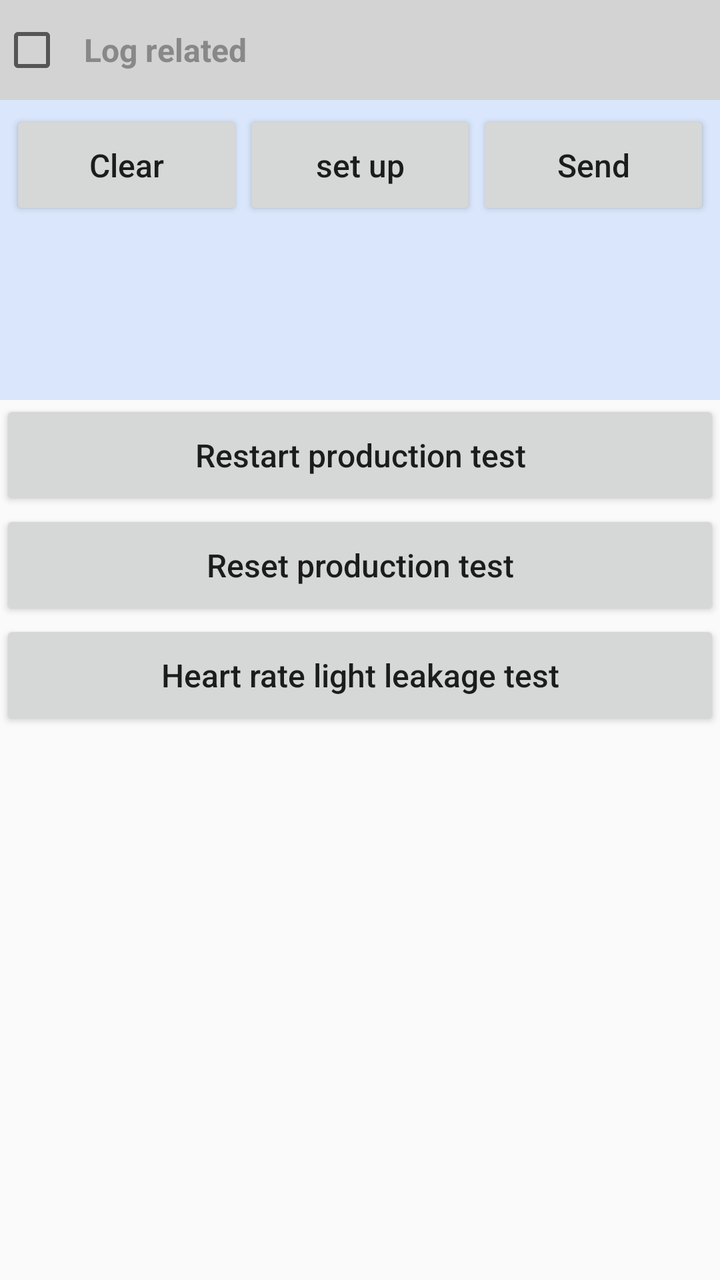
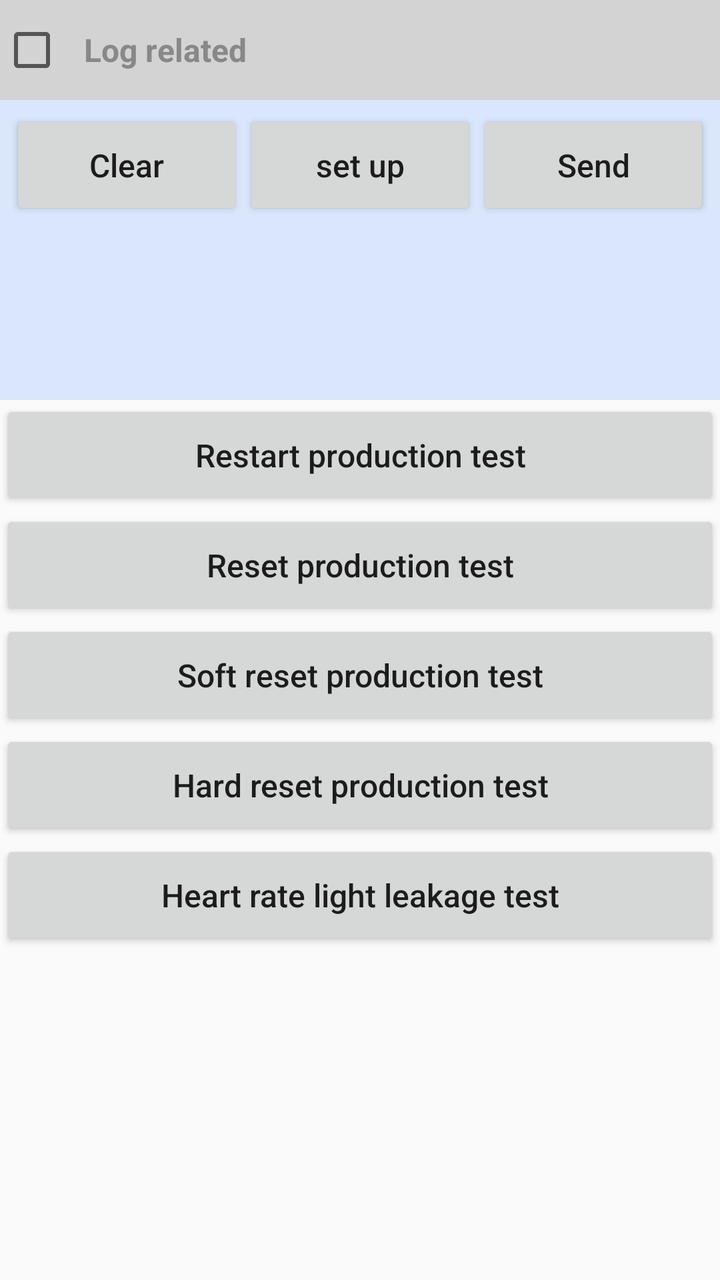

An Android layout rendered at two revisions. The XML below is the earlier revision; the diff shows what the commit changed to produce the second picture.
<!-- AndroidManifest.xml: application theme AppTheme -->
<!-- res/layout/activity_factory.xml -->
<?xml version="1.0" encoding="utf-8"?>
<androidx.appcompat.widget.LinearLayoutCompat xmlns:android="http://schemas.android.com/apk/res/android"
    android:layout_width="match_parent"
    android:layout_height="match_parent"
    android:orientation="vertical">

    <include
        android:id="@+id/layoutLog"
        layout="@layout/public_item_log" />

    <ScrollView
        android:layout_width="match_parent"
        android:layout_height="match_parent">

        <androidx.appcompat.widget.LinearLayoutCompat
            android:layout_width="match_parent"
            android:layout_height="wrap_content"
            android:orientation="vertical">

            <androidx.appcompat.widget.AppCompatButton
                android:id="@+id/btnRestart"
                style="@style/public_button"
                android:text="@string/product_test_restart" />

            <androidx.appcompat.widget.AppCompatButton
                android:id="@+id/btReset"
                style="@style/public_button"
                android:text="@string/product_test_reset" />

            <androidx.appcompat.widget.AppCompatButton
                android:id="@+id/btHeartLightLeakTest"
                style="@style/public_button"
                android:text="@string/heart_light_leak_test" />

        </androidx.appcompat.widget.LinearLayoutCompat>

    </ScrollView>

</androidx.appcompat.widget.LinearLayoutCompat>
<!-- res/layout/public_item_log.xml (included above) -->
<?xml version="1.0" encoding="utf-8"?>
<androidx.appcompat.widget.LinearLayoutCompat xmlns:android="http://schemas.android.com/apk/res/android"
    xmlns:tools="http://schemas.android.com/tools"
    android:layout_width="match_parent"
    android:layout_height="wrap_content"
    android:orientation="vertical">

    <CheckBox
        android:id="@+id/cxLog"
        style="@style/public_checkbox"
        android:background="@color/color_D3D3D3"
        android:text="@string/log_info"
        android:textColor="@color/color_888888" />

    <androidx.appcompat.widget.LinearLayoutCompat
        android:id="@+id/llLog"
        style="@style/public_lin01"
        android:layout_height="150dp"
        tools:visibility="visible">

        <androidx.appcompat.widget.LinearLayoutCompat
            android:layout_width="match_parent"
            android:layout_height="wrap_content">

            <androidx.appcompat.widget.AppCompatButton
                android:id="@+id/btnClear"
                style="@style/public_button"
                android:layout_width="0dp"
                android:layout_height="wrap_content"
                android:layout_weight="1"
                android:text="@string/btn_clear" />

            <androidx.appcompat.widget.AppCompatButton
                android:id="@+id/btnSet"
                style="@style/public_button"
                android:layout_width="0dp"
                android:layout_height="wrap_content"
                android:layout_weight="1"
                android:text="@string/btn_set"
                android:visibility="visible" />

            <androidx.appcompat.widget.AppCompatButton
                android:id="@+id/btnSendLog"
                style="@style/public_button"
                android:layout_width="0dp"
                android:layout_height="wrap_content"
                android:layout_weight="1"
                android:text="@string/btn_send"
                android:visibility="visible" />

        </androidx.appcompat.widget.LinearLayoutCompat>


        <ScrollView
            android:layout_width="match_parent"
            android:layout_height="match_parent">

            <androidx.appcompat.widget.LinearLayoutCompat
                android:id="@+id/llLogContent"
                android:layout_width="match_parent"
                android:layout_height="wrap_content"
                android:orientation="vertical"
                />

        </ScrollView>

    </androidx.appcompat.widget.LinearLayoutCompat>

</androidx.appcompat.widget.LinearLayoutCompat>
<!-- resources referenced by this layout -->
<resources>
  <color name="color_888888">#888888</color>
  <color name="color_D3D3D3">#d3d3d3</color>
  <string name="btn_clear">Clear</string>
  <string name="btn_send">Send</string>
  <string name="btn_set">set up</string>
  <string name="heart_light_leak_test">Heart rate light leakage test</string>
  <string name="log_info">Log related</string>
  <string name="product_test_reset">Reset production test</string>
  <string name="product_test_restart">Restart production test</string>
  <style name="public_button">
          <item name="android:layout_height">wrap_content</item>
          <item name="android:minHeight">55dp</item>
          <item name="android:layout_width">match_parent</item>
          <item name="android:textSize">16sp</item>
          <item name="android:textAllCaps">false</item>
      </style>
  <style name="public_checkbox">
          <item name="android:textAllCaps">false</item>
          <item name="android:layout_width">match_parent</item>
          <item name="android:layout_height">50dp</item>
          <item name="android:padding">10dp</item>
          <item name="android:textColor">#2A2A2C</item>
          <item name="android:textSize">16sp</item>
          <item name="android:textStyle">bold</item>
          <item name="android:background">#f0f0f0</item>
      </style>
  <style name="public_lin01">
          <item name="android:padding">5dp</item>
          <item name="android:layout_width">match_parent</item>
          <item name="android:layout_height">wrap_content</item>
          <item name="android:orientation">vertical</item>
          <item name="android:visibility">gone</item>
          <item name="android:background">#d9e6fb</item>
      </style>
  <style name="AppTheme" parent="Theme.AppCompat.Light.DarkActionBar">
          <item name="colorPrimary">@color/colorPrimary</item>
          <item name="colorPrimaryDark">@color/colorPrimaryDark</item>
          <item name="colorAccent">@color/colorAccent</item>
      </style>
  <color name="colorPrimary">#101016</color>
  <color name="colorPrimaryDark">#101016</color>
  <color name="colorAccent">#101016</color>
</resources>

<!-- the commit's change to res/layout/activity_factory.xml (unified diff, before → after) -->
@@ -28,9 +28,21 @@
                 android:text="@string/product_test_reset" />
 
             <androidx.appcompat.widget.AppCompatButton
+                android:id="@+id/btSoftReset"
+                style="@style/public_button"
+                android:text="@string/product_test_soft_reset" />
+
+            <androidx.appcompat.widget.AppCompatButton
+                android:id="@+id/btHardReset"
+                style="@style/public_button"
+                android:text="@string/product_test_hard_reset" />
+
+            <androidx.appcompat.widget.AppCompatButton
                 android:id="@+id/btHeartLightLeakTest"
                 style="@style/public_button"
                 android:text="@string/heart_light_leak_test" />
+
+
 
         </androidx.appcompat.widget.LinearLayoutCompat>
 
<!-- resource entries referenced after the edit -->
@@ -7,8 +7,10 @@
   <string name="btn_set">set up</string>
   <string name="heart_light_leak_test">Heart rate light leakage test</string>
   <string name="log_info">Log related</string>
+  <string name="product_test_hard_reset">Hard reset production test</string>
   <string name="product_test_reset">Reset production test</string>
   <string name="product_test_restart">Restart production test</string>
+  <string name="product_test_soft_reset">Soft reset production test</string>
   <style name="public_button">
           <item name="android:layout_height">wrap_content</item>
           <item name="android:minHeight">55dp</item>
